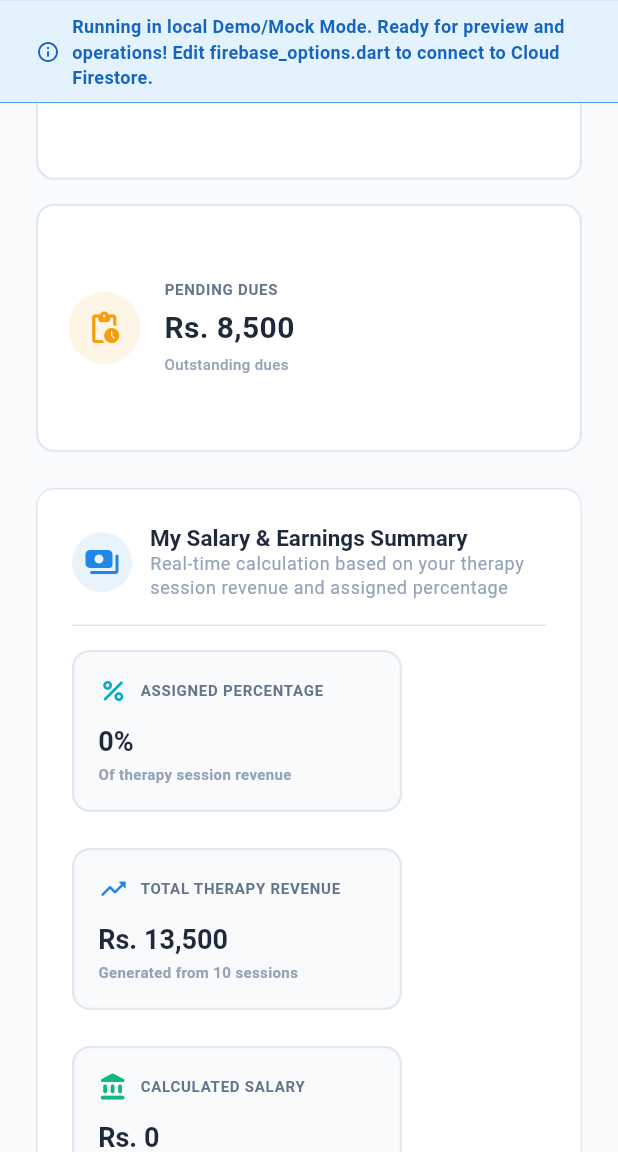
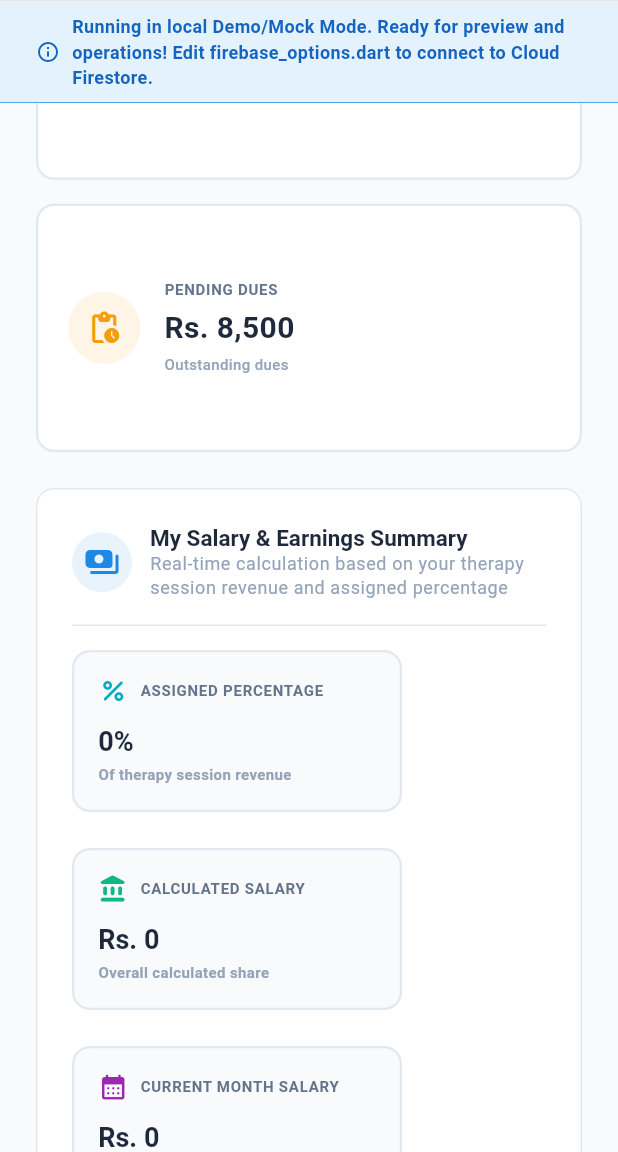
Before and after one commit to ABDULREHMAN-789/physio-clinic-webapp, a Flutter app: the DashboardScreen screen opened by its route, scrolled down 576 dp, on a phone screen of 412 x 824 dp, the part 84-1236 px from its top. Run offline on Flutter 3.47's test engine with Material 3 defaults, Android fonts, the light colour scheme and no system bars; our stand-ins replace cloud_firestore, firebase_auth, firebase_core, fl_chart, flutter_riverpod, go_router and 4 more; missing offline and left inert: dart:js_interop, docx_creator; accounts and stored records are empty.

Commit message:
Make treatment notes optional in add session screen and update dashboard salary metrics display

```diff
--- a/lib/features/dashboard/screens/dashboard_screen.dart
+++ b/lib/features/dashboard/screens/dashboard_screen.dart
@@ -907,14 +907,15 @@ class DashboardScreen extends ConsumerWidget {
                   icon: Icons.percent_rounded,
                   iconColor: AppColors.secondary,
                 ),
-                _buildSalaryMetricTile(
-                  context,
-                  title: 'Total Therapy Revenue',
-                  value: 'Rs. ${NumberFormat('#,##0').format(totalRevenue)}',
-                  subtitle: 'Generated from $sessionsCompleted sessions',
-                  icon: Icons.trending_up_rounded,
-                  iconColor: AppColors.primary,
-                ),
+                // Temporarily hidden - Total Therapy Revenue card:
+                // _buildSalaryMetricTile(
+                //   context,
+                //   title: 'Total Therapy Revenue',
+                //   value: 'Rs. ${NumberFormat('#,##0').format(totalRevenue)}',
+                //   subtitle: 'Generated from $sessionsCompleted sessions',
+                //   icon: Icons.trending_up_rounded,
+                //   iconColor: AppColors.primary,
+                // ),
                 _buildSalaryMetricTile(
                   context,
                   title: 'Calculated Salary',
--- a/lib/features/sessions/screens/add_session_screen.dart
+++ b/lib/features/sessions/screens/add_session_screen.dart
@@ -532,7 +532,7 @@ class _AddSessionScreenState extends ConsumerState<AddSessionScreen> {
 
                         // Notes & Next Steps
                         const Text(
-                          'Treatment Notes / Diagnosis Activities *',
+                          'Treatment Notes / Diagnosis Activities',
                           style: TextStyle(fontSize: 13, fontWeight: FontWeight.w600, color: AppColors.textPrimary),
                         ),
                         AppSizes.h8,
@@ -543,7 +543,6 @@ class _AddSessionScreenState extends ConsumerState<AddSessionScreen> {
                           decoration: const InputDecoration(
                             hintText: 'Record therapy routines administered, progress updates, pain score reports, exercises, etc...',
                           ),
-                          validator: (val) => Validators.required(val, 'Treatment notes'),
                         ),
                         AppSizes.h24,
 
```
Also changed, not shown: 1 other file.
